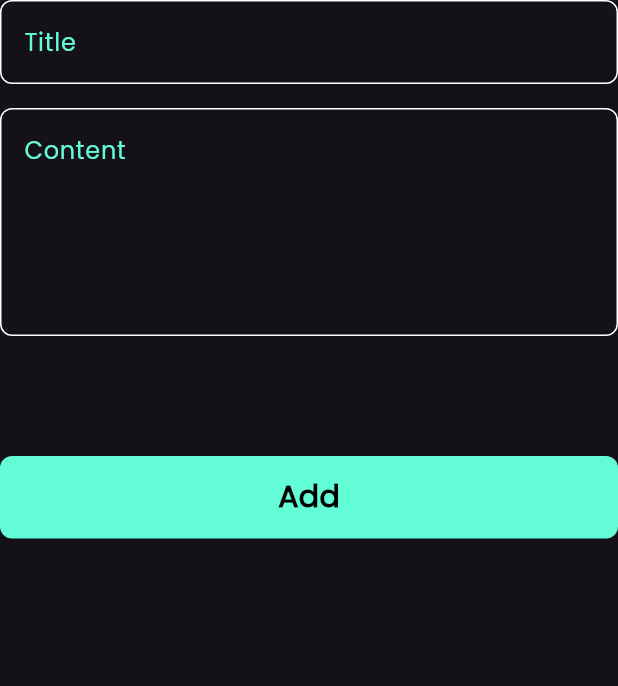
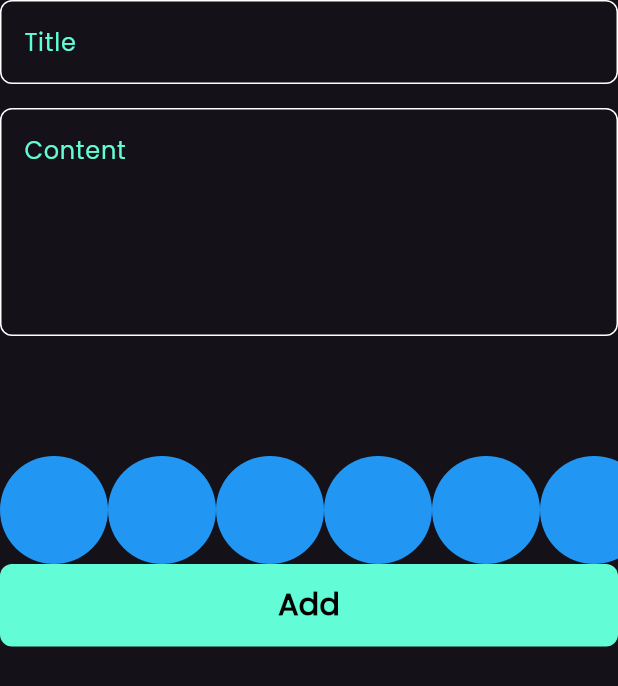
Before and after one commit to mohamedredaelsheikh/notes_app, a Flutter app: the AddNoteForm widget shown alone on an empty page, opened directly, on a phone screen of 412 x 824 dp. Shown: the top 686 px of the screen. Run offline on Flutter 3.47's test engine with Material 3 defaults, Android fonts, the phone set to English and light mode, and no system bars; our stand-ins replace bloc, flutter_bloc, font_awesome_flutter, hive, hive_flutter; accounts and stored records are empty.

Commit message:
Create Color Item And List View

```diff
--- a/lib/widgets/add_note_form.dart
+++ b/lib/widgets/add_note_form.dart
@@ -3,6 +3,7 @@ import 'package:flutter_bloc/flutter_bloc.dart';
 import 'package:intl/intl.dart';
 import 'package:note_app/cubits/Add%20Notes%20Cubit/add_note.dart';
 import 'package:note_app/models/note_model.dart';
+import 'package:note_app/widgets/color_list_view.dart';
 import 'package:note_app/widgets/custom_buttom.dart';
 import 'package:note_app/widgets/custom_text_field.dart';
 
@@ -42,6 +43,7 @@ class _AddNoteFormState extends State<AddNoteForm> {
           const SizedBox(
             height: 80,
           ),
+          const ColorListView(),
           BlocBuilder<AddNoteCubit, AddNoteState>(
             builder: (context, state) {
               return CustomButtom(
--- /dev/null
+++ b/lib/widgets/color_item.dart
@@ -0,0 +1,13 @@
+import 'package:flutter/material.dart';
+
+class ColorItem extends StatelessWidget {
+  const ColorItem({super.key});
+
+  @override
+  Widget build(BuildContext context) {
+    return const CircleAvatar(
+      radius: 36,
+      backgroundColor: Colors.blue,
+    );
+  }
+}
--- /dev/null
+++ b/lib/widgets/color_list_view.dart
@@ -0,0 +1,19 @@
+import 'package:flutter/material.dart';
+import 'package:note_app/widgets/color_item.dart';
+
+class ColorListView extends StatelessWidget {
+  const ColorListView({super.key});
+
+  @override
+  Widget build(BuildContext context) {
+    return SizedBox(
+      height: 36 * 2,
+      child: ListView.builder(
+          scrollDirection: Axis.horizontal,
+          itemCount: 10,
+          itemBuilder: (context, index) {
+            return const ColorItem();
+          }),
+    );
+  }
+}
```
